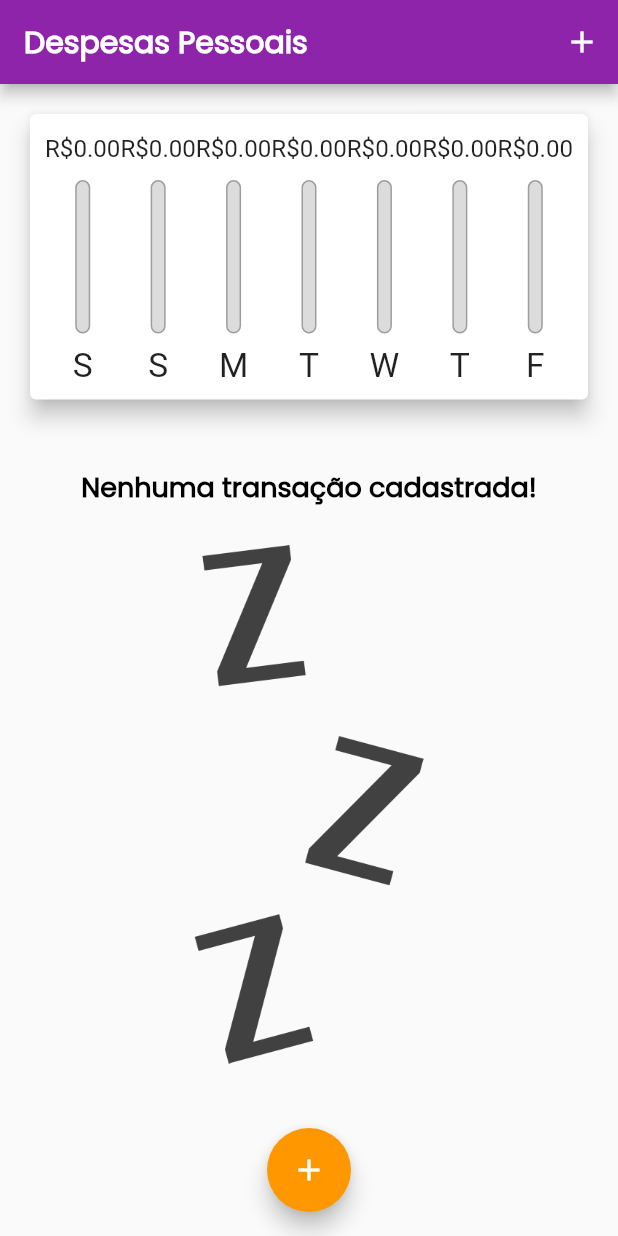
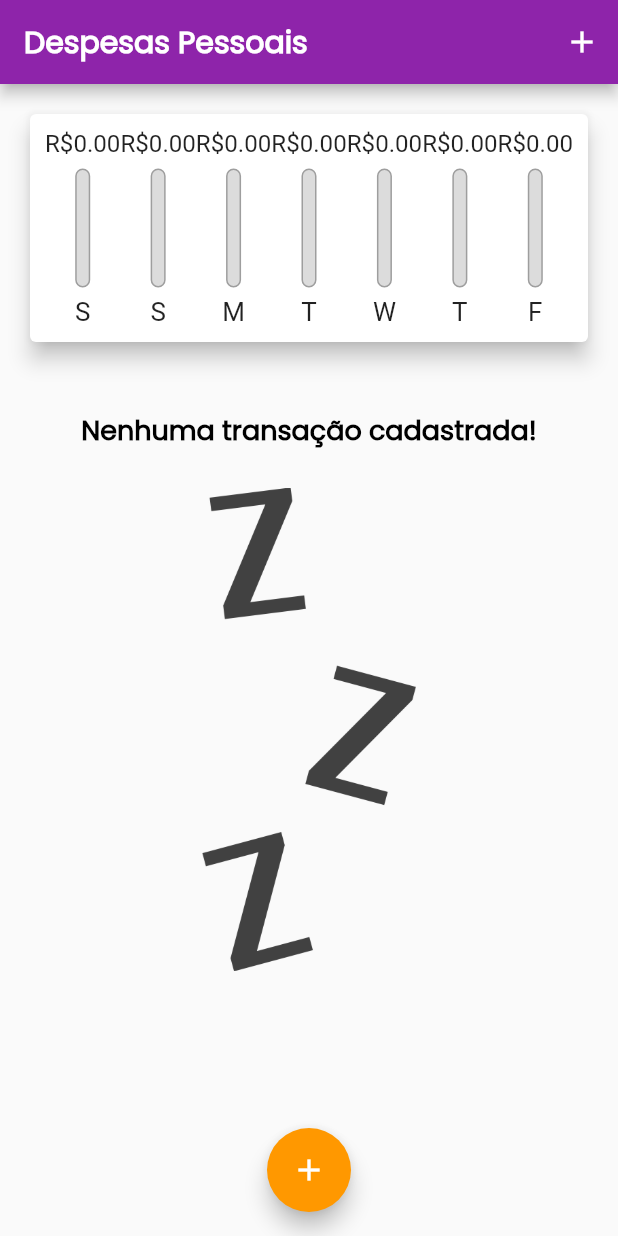
Before and after one commit to JuliaBianchi/curso_flutter, a Flutter app: the screen it shows after launch, on a phone screen of 412 x 824 dp. Run offline on Flutter 3.47's test engine with Material 2 defaults, Android fonts, the phone set to English and light mode, and no system bars; missing offline and left inert: dart:ffi.

Commit message:
feat: Otimizando o objeto media query.

```diff
--- a/expenses/lib/components/transaction_form.dart
+++ b/expenses/lib/components/transaction_form.dart
@@ -61,6 +61,7 @@ class _TransactionFormState extends State<TransactionForm> {
                 onSubmitted: (_) => _submitForm(),
                 decoration: const InputDecoration(
                   labelText: 'Título',
+
                 ),
               ),
 
--- a/expenses/lib/main.dart
+++ b/expenses/lib/main.dart
@@ -88,10 +88,8 @@ class _MyHomePageState extends State<MyHomePage> {
 
   @override
   Widget build(BuildContext context) {
-
-    bool isLandScape = MediaQuery
-        .of(context)
-        .orientation == Orientation.landscape;
+    final mediaQuery = MediaQuery.of(context);
+    bool isLandScape = mediaQuery.orientation == Orientation.landscape;
 
     final appBar = AppBar(
       title: Text('Despesas Pessoais'),
@@ -100,7 +98,7 @@ class _MyHomePageState extends State<MyHomePage> {
           icon: Icon(Icons.add),
           onPressed: () => _openTransactionFormModal(context),
         ),
-        if(isLandScape)
+        if (isLandScape)
           IconButton(
             icon: Icon(_showChart ? Icons.list : Icons.bar_chart),
             onPressed: () {
@@ -112,15 +110,9 @@ class _MyHomePageState extends State<MyHomePage> {
       ],
     );
 
-    final availableHeight = MediaQuery
-        .of(context)
-        .size
-        .height -
+    final availableHeight = mediaQuery.size.height -
         appBar.preferredSize.height -
-        MediaQuery
-            .of(context)
-            .padding
-            .top;
+        mediaQuery.padding.top;
 
     return Scaffold(
       appBar: appBar,
@@ -145,12 +137,12 @@ class _MyHomePageState extends State<MyHomePage> {
             // ),
             if (_showChart || !isLandScape)
               Container(
-                height: availableHeight * (isLandScape ? 0.7 : 0.3),
+                height: availableHeight * (isLandScape ? 0.8 : 0.25),
                 child: Chart(_recentTransactions),
               ),
             if (!_showChart || !isLandScape)
               Container(
-                  height: availableHeight * 0.75,
+                  height: availableHeight * (isLandScape ? 1.0 : 0.7),
                   child: TransactionList(_transactions, _removeTransaction)),
           ],
         ),
```
Also changed, not shown: expenses/lib/components/transaction_list.dart (+13 -2 lines). Lines whose indentation alone changed are shown as unchanged.
